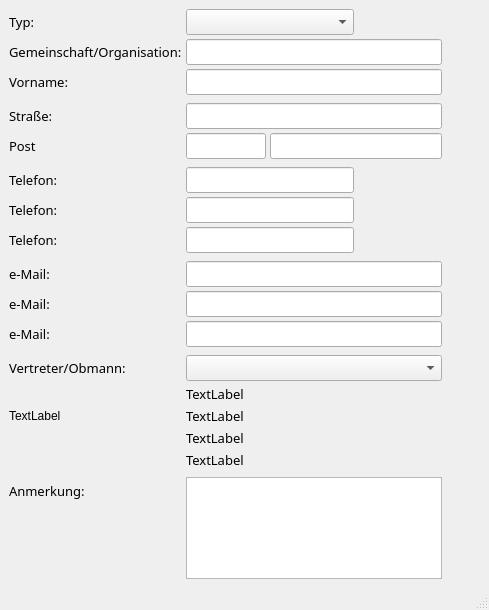
The window that almgis/resources/ui/kontakt/kontakt.ui (gidhoog/AlmGIS) describes before a commit, drawn with Qt 5.
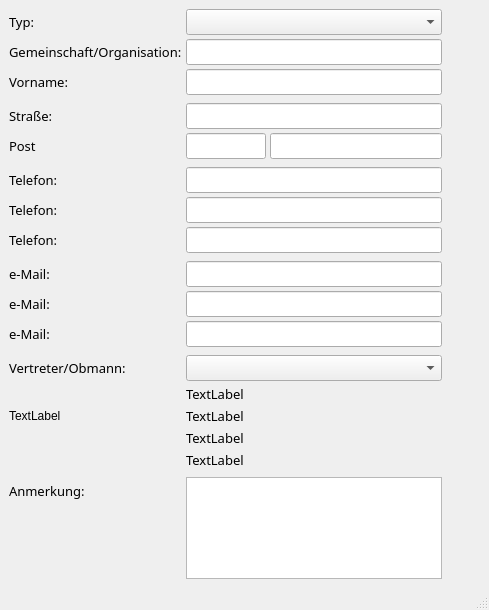
The same window after the commit. Custom widgets are drawn as their Qt base class.

```diff
--- a/almgis/resources/ui/kontakt/kontakt.ui
+++ b/almgis/resources/ui/kontakt/kontakt.ui
@@ -27,16 +27,6 @@
         </property>
        </widget>
       </item>
-      <item row="0" column="1" colspan="2">
-       <widget class="QComboBox" name="uiTypCombo">
-        <property name="font">
-         <font>
-          <family>Sans Serif</family>
-          <pointsize>10</pointsize>
-         </font>
-        </property>
-       </widget>
-      </item>
       <item row="4" column="0">
        <widget class="QLabel" name="label_6">
         <property name="font">
@@ -109,19 +99,6 @@
         </property>
        </widget>
       </item>
-      <item row="9" column="1" colspan="2">
-       <widget class="QLineEdit" name="uiTelefon3Ledit">
-        <property name="font">
-         <font>
-          <family>Sans Serif</family>
-          <pointsize>10</pointsize>
-         </font>
-        </property>
-        <property name="clearButtonEnabled">
-         <bool>true</bool>
-        </property>
-       </widget>
-      </item>
       <item row="13" column="0">
        <widget class="QLabel" name="label_12">
         <property name="font">
@@ -174,19 +151,6 @@
         </property>
        </widget>
       </item>
-      <item row="8" column="1" colspan="2">
-       <widget class="QLineEdit" name="uiTelefon2Ledit">
-        <property name="font">
-         <font>
-          <family>Sans Serif</family>
-          <pointsize>10</pointsize>
-         </font>
-        </property>
-        <property name="clearButtonEnabled">
-         <bool>true</bool>
-        </property>
-       </widget>
-      </item>
       <item row="1" column="0">
        <widget class="QLabel" name="uiNachnameLbl">
         <property name="font">
@@ -298,19 +262,6 @@
         </property>
        </widget>
       </item>
-      <item row="7" column="1" colspan="2">
-       <widget class="QLineEdit" name="uiTelefon1Ledit">
-        <property name="font">
-         <font>
-          <family>Sans Serif</family>
-          <pointsize>10</pointsize>
-         </font>
-        </property>
-        <property name="clearButtonEnabled">
-         <bool>true</bool>
-        </property>
-       </widget>
-      </item>
       <item row="9" column="0">
        <widget class="QLabel" name="label_5">
         <property name="font">
@@ -499,6 +450,96 @@
         </property>
        </widget>
       </item>
+      <item row="5" column="4">
+       <widget class="AlmInfoButtonGui" name="uiInfoBtnPost" native="true"/>
+      </item>
+      <item row="7" column="1" colspan="3">
+       <widget class="QLineEdit" name="uiTelefon1Ledit">
+        <property name="font">
+         <font>
+          <family>Sans Serif</family>
+          <pointsize>10</pointsize>
+         </font>
+        </property>
+        <property name="clearButtonEnabled">
+         <bool>true</bool>
+        </property>
+       </widget>
+      </item>
+      <item row="8" column="1" colspan="3">
+       <widget class="QLineEdit" name="uiTelefon2Ledit">
+        <property name="font">
+         <font>
+          <family>Sans Serif</family>
+          <pointsize>10</pointsize>
+         </font>
+        </property>
+        <property name="clearButtonEnabled">
+         <bool>true</bool>
+        </property>
+       </widget>
+      </item>
+      <item row="9" column="1" colspan="3">
+       <widget class="QLineEdit" name="uiTelefon3Ledit">
+        <property name="font">
+         <font>
+          <family>Sans Serif</family>
+          <pointsize>10</pointsize>
+         </font>
+        </property>
+        <property name="clearButtonEnabled">
+         <bool>true</bool>
+        </property>
+       </widget>
+      </item>
+      <item row="7" column="4">
+       <widget class="AlmInfoButtonGui" name="uiInfoBtnTelefon1" native="true"/>
+      </item>
+      <item row="11" column="4">
+       <widget class="AlmInfoButtonGui" name="uiInfoBtnMail1" native="true"/>
+      </item>
+      <item row="15" column="4">
+       <widget class="AlmInfoButtonGui" name="uiInfoBtnVertreter" native="true"/>
+      </item>
+      <item row="16" column="4">
+       <widget class="AlmInfoButtonGui" name="uiInfoBtnVertreterAdr" native="true"/>
+      </item>
+      <item row="21" column="4">
+       <layout class="QVBoxLayout" name="verticalLayout_3">
+        <property name="bottomMargin">
+         <number>0</number>
+        </property>
+        <item>
+         <widget class="AlmInfoButtonGui" name="uiInfoBtnAnm" native="true"/>
+        </item>
+        <item>
+         <spacer name="verticalSpacer_2">
+          <property name="orientation">
+           <enum>Qt::Vertical</enum>
+          </property>
+          <property name="sizeHint" stdset="0">
+           <size>
+            <width>20</width>
+            <height>40</height>
+           </size>
+          </property>
+         </spacer>
+        </item>
+       </layout>
+      </item>
+      <item row="0" column="4">
+       <widget class="AlmInfoButtonGui" name="uiInfoBtnType" native="true"/>
+      </item>
+      <item row="0" column="1" colspan="3">
+       <widget class="QComboBox" name="uiTypCombo">
+        <property name="font">
+         <font>
+          <family>Sans Serif</family>
+          <pointsize>10</pointsize>
+         </font>
+        </property>
+       </widget>
+      </item>
      </layout>
     </item>
    </layout>
```
